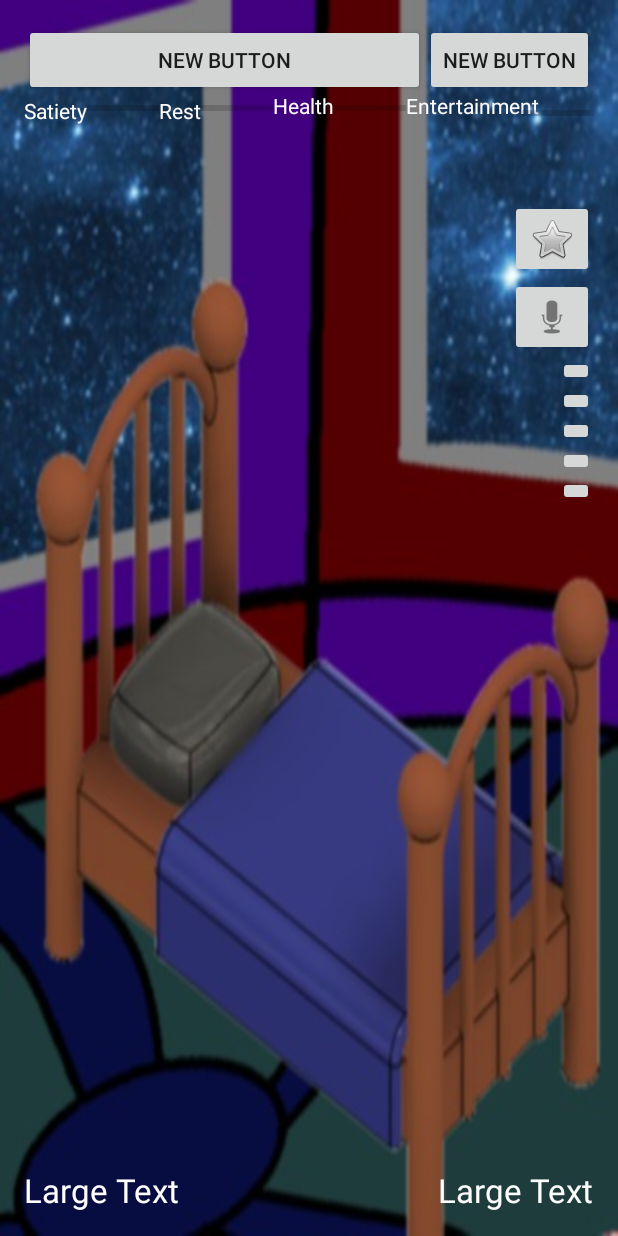
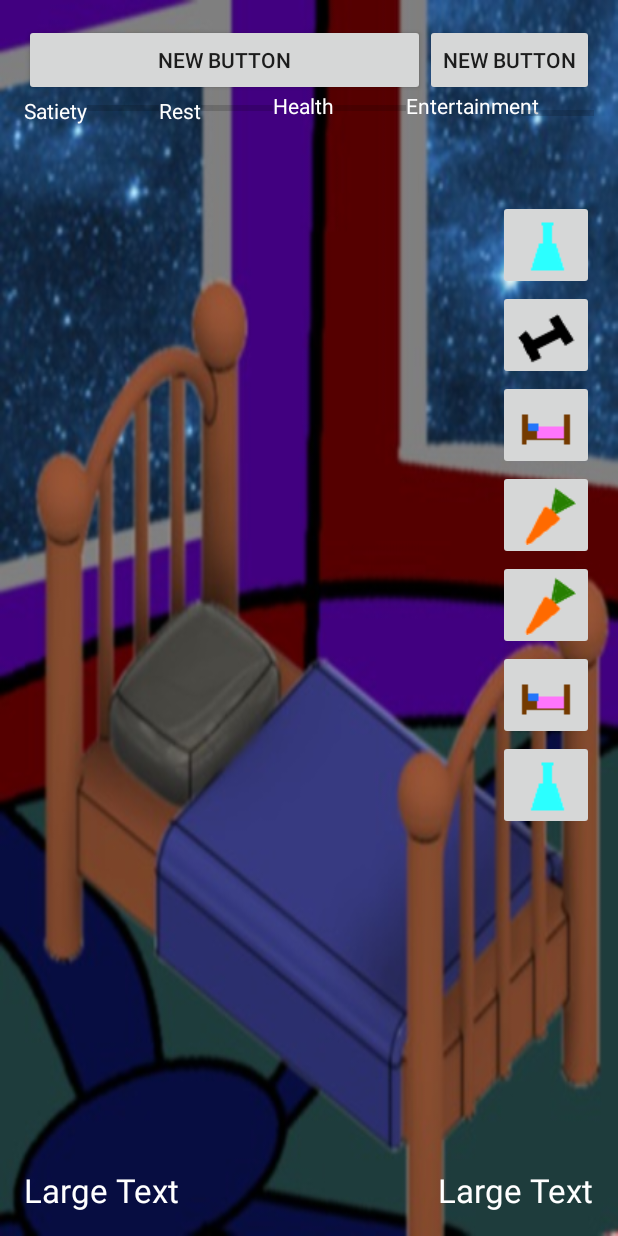
Before and after one commit to pgumienny/MarsSim, an Android app: the screen it shows after launch (MarsBase), on a phone screen of 412 x 824 dp. Run offline under Robolectric (Android 15) with nearby library versions, the phone set to English and light mode, and no system bars.

Commit message:
Base changed

```diff
--- a/app/src/main/res/layout/content_mars_base.xml
+++ b/app/src/main/res/layout/content_mars_base.xml
@@ -38,7 +38,7 @@
         android:layout_height="wrap_content"
         android:id="@+id/imageButton"
         android:layout_marginTop="50dp"
-        android:src="@android:drawable/btn_star"
+        android:src="@drawable/ikona_laboratorium"
         android:layout_below="@+id/progressBar4"
         android:layout_alignRight="@+id/progressBar4"
         android:layout_alignEnd="@+id/progressBar4" />
@@ -47,7 +47,7 @@
         android:layout_width="wrap_content"
         android:layout_height="wrap_content"
         android:id="@+id/imageButton2"
-        android:src="@android:drawable/ic_btn_speak_now"
+        android:src="@drawable/ikona_silownia"
         android:layout_below="@+id/imageButton"
         android:layout_alignLeft="@+id/imageButton"
         android:layout_alignStart="@+id/imageButton" />
@@ -58,7 +58,8 @@
         android:id="@+id/imageButton3"
         android:layout_alignRight="@+id/imageButton2"
         android:layout_alignEnd="@+id/imageButton2"
-        android:layout_below="@+id/imageButton2" />
+        android:layout_below="@+id/imageButton2"
+        android:src="@drawable/ikona_sypialnia" />
 
     <ImageButton
         android:layout_width="wrap_content"
@@ -66,7 +67,8 @@
         android:id="@+id/imageButton4"
         android:layout_below="@+id/imageButton3"
         android:layout_alignRight="@+id/imageButton3"
-        android:layout_alignEnd="@+id/imageButton3" />
+        android:layout_alignEnd="@+id/imageButton3"
+        android:src="@drawable/ikona_szklarnia" />
 
     <ImageButton
         android:layout_width="wrap_content"
@@ -74,7 +76,8 @@
         android:id="@+id/imageButton5"
         android:layout_below="@+id/imageButton4"
         android:layout_alignParentRight="true"
-        android:layout_alignParentEnd="true" />
+        android:layout_alignParentEnd="true"
+        android:src="@drawable/ikona_szklarnia" />
 
     <ImageButton
         android:layout_width="wrap_content"
@@ -82,7 +85,8 @@
         android:id="@+id/imageButton6"
         android:layout_below="@+id/imageButton5"
         android:layout_alignParentRight="true"
-        android:layout_alignParentEnd="true" />
+        android:layout_alignParentEnd="true"
+        android:src="@drawable/ikona_sypialnia" />
 
     <ImageButton
         android:layout_width="wrap_content"
@@ -90,7 +94,8 @@
         android:id="@+id/imageButton7"
         android:layout_below="@+id/imageButton6"
         android:layout_alignParentRight="true"
-        android:layout_alignParentEnd="true" />
+        android:layout_alignParentEnd="true"
+        android:src="@drawable/ikona_laboratorium" />
 
     <TextView
         android:layout_width="wrap_content"
```
Also changed, not shown: app/src/main/res/layout/room_layout.xml (deleted, +0 -30 lines), app/src/main/res/drawable/astronaut.GIF (added), app/src/main/res/drawable/jadalnia.PNG (added).
